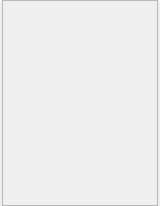
Before: the Qt Designer form src/window_munk_power_supply/widget_segment_time_display.ui in dmherrington/ECM-Control-System, drawn with Qt 5.
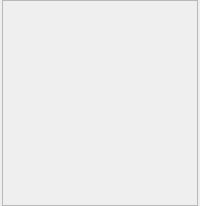
After: the same form once the commit is applied.

```diff
--- a/src/window_munk_power_supply/widget_segment_time_display.ui
+++ b/src/window_munk_power_supply/widget_segment_time_display.ui
@@ -6,7 +6,7 @@
    <rect>
     <x>0</x>
     <y>0</y>
-    <width>160</width>
+    <width>200</width>
     <height>206</height>
    </rect>
   </property>
@@ -198,7 +198,7 @@
        <rect>
         <x>0</x>
         <y>0</y>
-        <width>154</width>
+        <width>194</width>
         <height>204</height>
        </rect>
       </property>
```
